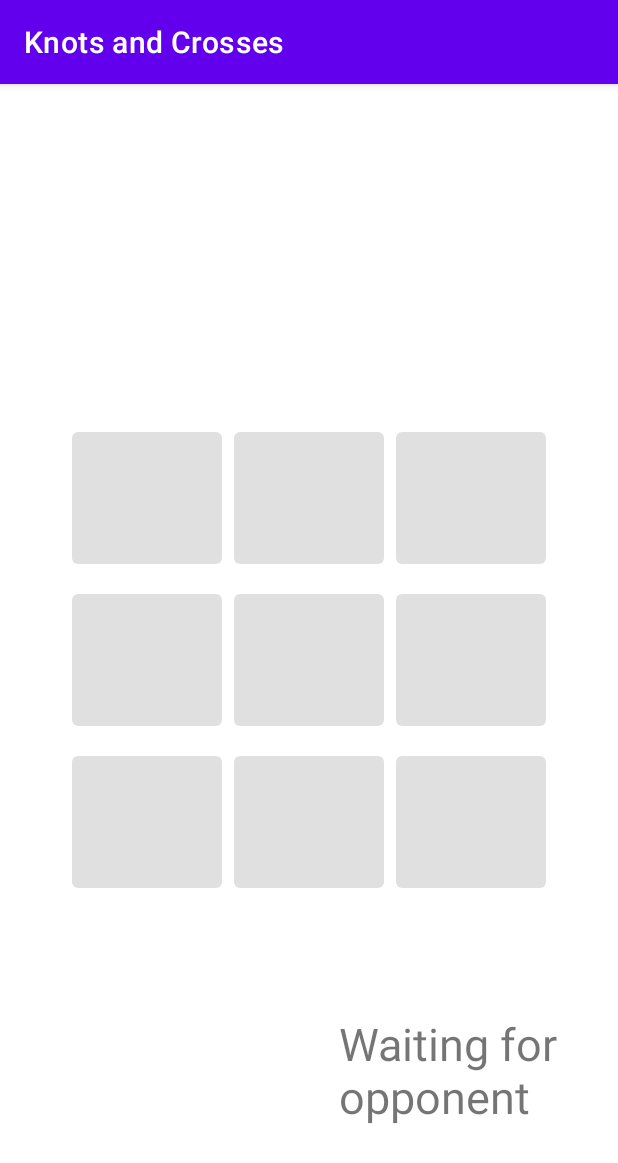
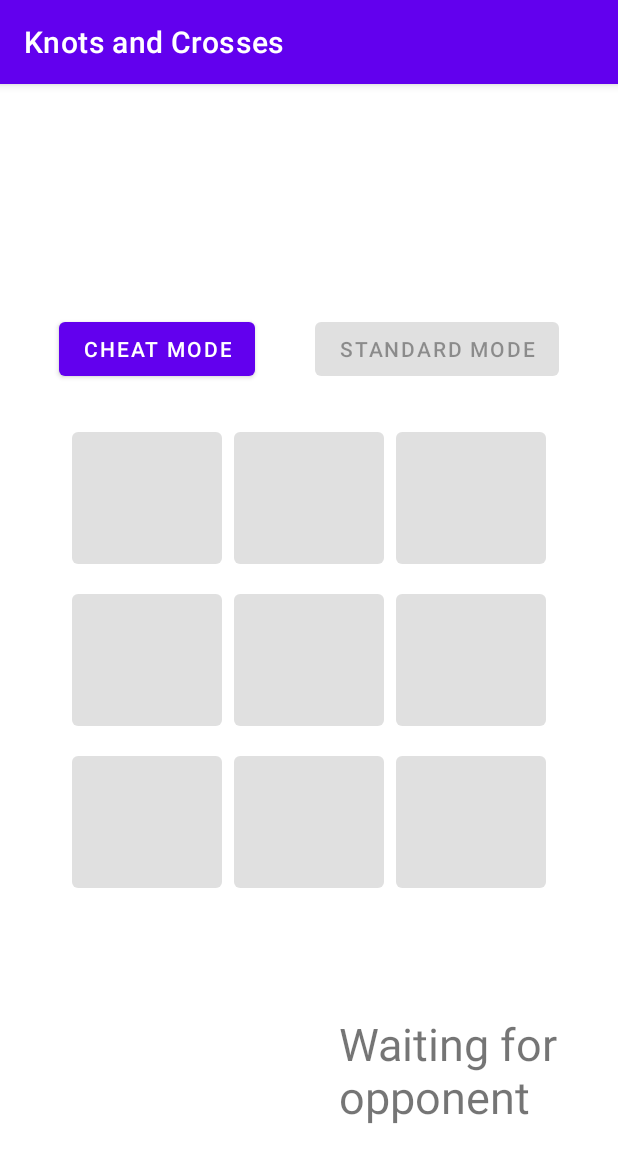
Before and after one commit to Bjarte-I/Knots-and-Crosses, an Android app: the GameActivity screen opened directly, with no data from a screen before it, on a phone screen of 412 x 824 dp. Shown: the top 1163 px of the screen. Run offline under Robolectric (Android 15) with nearby library versions, the phone set to English and light mode, and no system bars; our stand-ins replace Volley; 1 statement that could not run was skipped.

Commit message:
A cheat mode is now implemented. This means you can pick to places to add a mark instead of just one.

```diff
--- a/app/src/main/java/com/example/knotsandcrosses/GameManager.kt
+++ b/app/src/main/java/com/example/knotsandcrosses/GameManager.kt
@@ -19,6 +19,8 @@ object GameManager {
     var waiting = true
     var isPlayerOne = true
     var result = "Not decided yet"
+    var cheatMode = false
+    var firstMark = true
     private var gotBothPlayersEarlier = false
 
     val StartingGameState:GameState = mutableListOf(mutableListOf("0", "0", "0"), mutableListOf("0", "0", "0"), mutableListOf("0", "0", "0"))
@@ -38,6 +40,7 @@ object GameManager {
                 isPlayerOne = true
                 gotBothPlayersEarlier = false
                 result = "Not decided yet"
+                cheatMode = false
 
                 val intent = Intent(App.context, GameActivity::class.java).apply {
                     addFlags(Intent.FLAG_ACTIVITY_NEW_TASK)
@@ -60,6 +63,7 @@ object GameManager {
                 this@GameManager.gameId = game?.gameId
                 state = game?.state
                 result = "Not decided yet"
+                cheatMode = false
 
                 val intent = Intent(App.context, GameActivity::class.java).apply {
                     addFlags(Intent.FLAG_ACTIVITY_NEW_TASK)
--- a/app/src/main/res/layout/activity_game.xml
+++ b/app/src/main/res/layout/activity_game.xml
@@ -15,6 +15,28 @@
         app:layout_constraintStart_toStartOf="parent"
         app:layout_constraintEnd_toEndOf="parent"
         app:layout_constraintTop_toTopOf="parent"
+        app:layout_constraintBottom_toTopOf="@id/ll_game_tiles"
+        />
+
+    <Button
+        android:id="@+id/button_cheatMode"
+        android:layout_width="wrap_content"
+        android:layout_height="wrap_content"
+        android:text="@string/cheat_mode"
+        app:layout_constraintTop_toBottomOf="@id/tv_gameId"
+        app:layout_constraintStart_toStartOf="@id/button_standardMode"
+        app:layout_constraintEnd_toStartOf="parent"
+        app:layout_constraintBottom_toTopOf="@id/ll_game_tiles"
+        />
+
+    <Button
+        android:id="@+id/button_standardMode"
+        android:layout_width="wrap_content"
+        android:layout_height="wrap_content"
+        android:text="@string/standard_mode"
+        app:layout_constraintTop_toBottomOf="@id/tv_gameId"
+        app:layout_constraintStart_toEndOf="@+id/button_cheatMode"
+        app:layout_constraintEnd_toEndOf="parent"
         app:layout_constraintBottom_toTopOf="@id/ll_game_tiles"
         />
 
--- a/app/src/main/res/values/strings.xml
+++ b/app/src/main/res/values/strings.xml
@@ -21,4 +21,6 @@
     <string name="latest_game_id">Latest game id</string>
     <string name="game_id">Game id</string>
     <string name="opponent">Waiting for opponent</string>
+    <string name="cheat_mode">Cheat mode</string>
+    <string name="standard_mode">Standard mode</string>
 </resources>
```
Also changed, not shown: app/src/main/java/com/example/knotsandcrosses/GameActivity.kt (+29 -1 lines).
